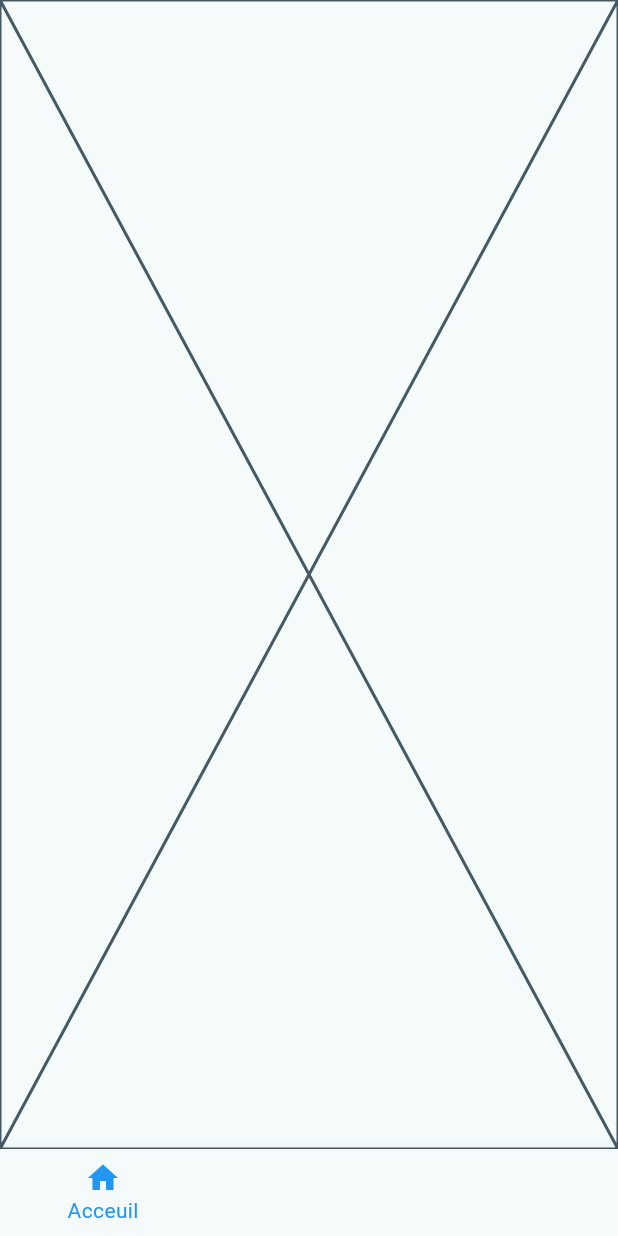
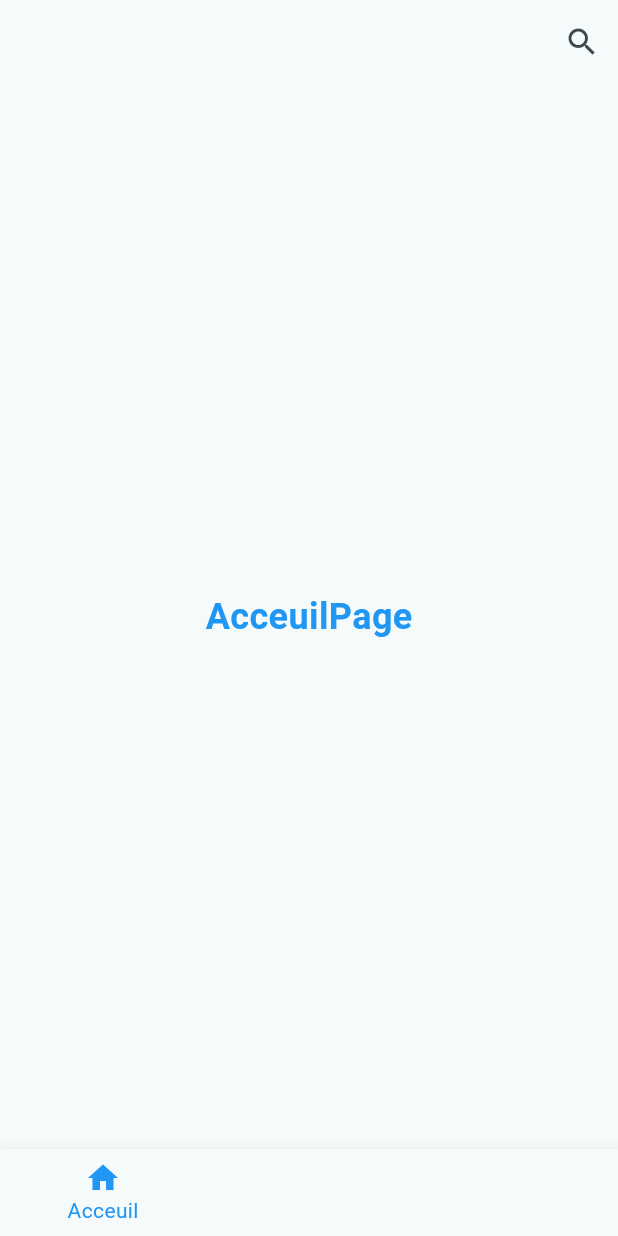
Before and after one commit to pololosky/ImmoTogo, a Flutter app: the screen it shows after launch, on a phone screen of 412 x 824 dp. Run offline on Flutter 3.47's test engine with Material 3 defaults, Android fonts, the phone set to English and light mode, and no system bars.

Commit message:
petite modif 2

```diff
--- a/frontend/lib/screen/acceuil.dart
+++ b/frontend/lib/screen/acceuil.dart
@@ -5,6 +5,21 @@ class AcceuilPage extends StatelessWidget {
 
   @override
   Widget build(BuildContext context) {
-    return const Placeholder();
+    return Scaffold(
+      appBar: AppBar(
+        actions: [IconButton(onPressed: () {}, icon: const Icon(Icons.search))],
+      ),
+
+      body: Center(
+        child: const Text(
+          'AcceuilPage',
+          style: TextStyle(
+            fontSize: 24,
+            fontWeight: FontWeight.bold,
+            color: Colors.blue,
+          ),
+        ),
+      ),
+    );
   }
 }
```
Also changed, not shown: frontend/lib/screen/favoris.dart (+16 -1 lines), frontend/lib/screen/parametre.dart (+16 -1 lines), frontend/lib/screen/recherche.dart (+16 -1 lines).
